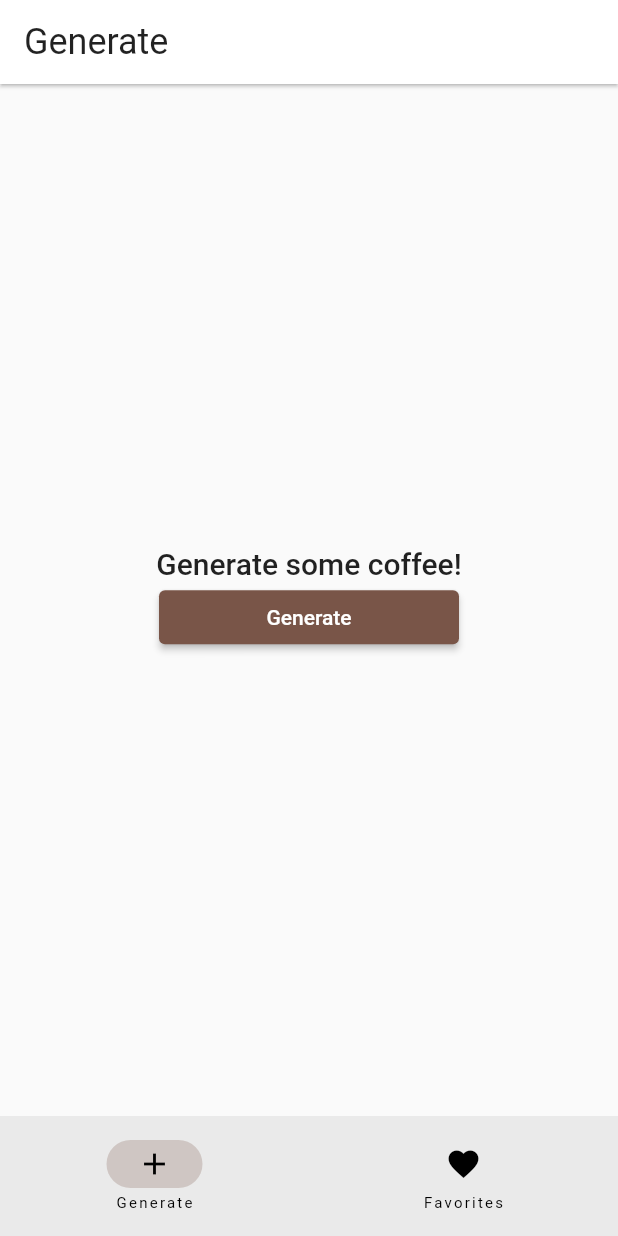
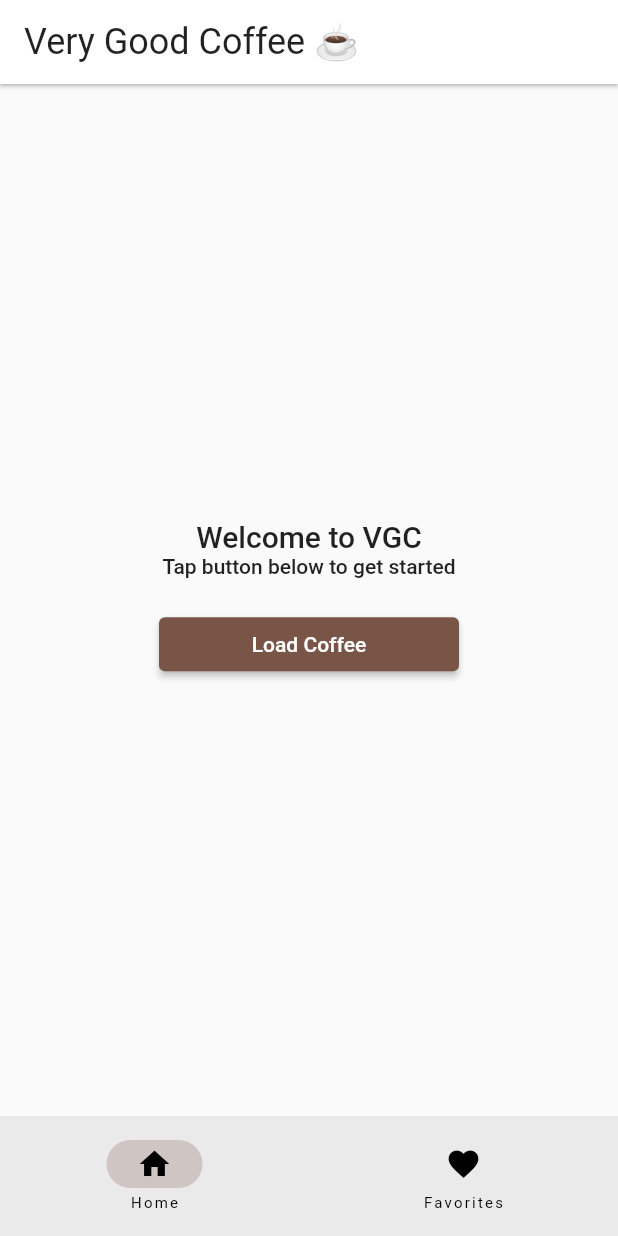
Before and after one commit to Craig-Holbrook/coffee, a Flutter app: the screen it shows after launch, on a phone screen of 412 x 824 dp. Run offline on Flutter 3.47's test engine with Material 2 defaults, Android fonts, the phone set to English and light mode, and no system bars; our stand-ins replace bloc, equatable, file, flutter_bloc, hydrated_bloc; generated files the repository leaves out were written again.

```diff
--- a/lib/bootstrap.dart
+++ b/lib/bootstrap.dart
@@ -38,7 +38,7 @@ Future<void> bootstrap(BootstrapBuilder builder) async {
   Bloc.observer = AppBlocObserver();
 
   await runZonedGuarded(
-    () async => runApp(builder(CoffeeLocalStorageApi(dir))),
+    () async => runApp(builder(CoffeeLocalStorageApi(directory: dir))),
     (error, stackTrace) => log(error.toString(), stackTrace: stackTrace),
   );
 }
--- a/lib/coffee/view/coffee_page.dart
+++ b/lib/coffee/view/coffee_page.dart
@@ -24,13 +24,13 @@ class _CoffeePageState extends State<CoffeePage> {
         titleTextStyle: Theme.of(context).textTheme.headline5,
       ),
       body: const [
-        GenerateCoffee(),
-        FavoritesList(),
+        HomeScreen(),
+        FavoritesScreen(),
       ][_selectedIndex],
       bottomNavigationBar: NavigationBar(
         destinations: [
           NavigationDestination(
-            icon: const Icon(Icons.add),
+            icon: const Icon(Icons.home),
             label: l10n.generateBottomNav,
           ),
           NavigationDestination(
--- a/lib/coffee/view/generate_coffee.dart
+++ /dev/null
@@ -1,55 +0,0 @@
-import 'package:coffee/coffee/coffee.dart';
-import 'package:coffee/l10n/l10n.dart';
-import 'package:flutter/material.dart';
-import 'package:flutter_bloc/flutter_bloc.dart';
-
-class GenerateCoffee extends StatelessWidget {
-  const GenerateCoffee({super.key});
-
-  @override
-  Widget build(BuildContext context) {
-    final l10n = context.l10n;
-    final textTheme = Theme.of(context).textTheme;
-
-    return Column(
-      mainAxisAlignment: MainAxisAlignment.center,
-      children: <Widget>[
-        Center(
-          child: BlocBuilder<CoffeeCubit, CoffeeState>(
-            builder: (ctx, state) {
-              if (state.status == CoffeeRequestStatus.loading) {
-                return const CircularProgressIndicator();
-              } else if (state.status == CoffeeRequestStatus.initial ||
-                  state.status == CoffeeRequestStatus.successful) {
-                final success = state.status == CoffeeRequestStatus.successful;
-                return Column(
-                  children: <Widget>[
-                    if (success)
-                      CoffeeImageContainer(
-                        coffeeImage: Image.memory(state.coffeePicture!.bytes),
-                        coffeePicture: state.coffeePicture,
-                      )
-                    else
-                      Text(
-                        l10n.initialGenerateString,
-                        style: textTheme.titleLarge,
-                      ),
-                    SizedBox(
-                      width: 200,
-                      child: ElevatedButton(
-                        onPressed: () => ctx.read<CoffeeCubit>().getCoffee(),
-                        child: Text(l10n.generateButtonTitle),
-                      ),
-                    )
-                  ],
-                );
-              } else {
-                return Text(l10n.generateErrorMsgFeedback);
-              }
-            },
-          ),
-        ),
-      ],
-    );
-  }
-}
--- /dev/null
+++ b/lib/coffee/view/home_screen.dart
@@ -0,0 +1,147 @@
+// ignore_for_file: lines_longer_than_80_chars
+
+import 'package:coffee/coffee/coffee.dart';
+import 'package:coffee/favorites/favorites.dart';
+import 'package:coffee/l10n/l10n.dart';
+import 'package:coffee_repository/coffee_repository.dart';
+import 'package:flutter/material.dart';
+import 'package:flutter_bloc/flutter_bloc.dart';
+
+class HomeScreen extends StatelessWidget {
+  const HomeScreen({super.key});
+
+  @override
+  Widget build(BuildContext context) {
+    return Column(
+      mainAxisAlignment: MainAxisAlignment.center,
+      children: <Widget>[
+        Center(
+          child: BlocBuilder<CoffeeCubit, CoffeeState>(
+            builder: (_, state) {
+              if (state.status == CoffeeRequestStatus.loading) {
+                return const CircularProgressIndicator();
+              } else {
+                return Column(
+                  children: <Widget>[
+                    if (state.status == CoffeeRequestStatus.initial) const CoffeeInitial(),
+                    if (state.status == CoffeeRequestStatus.successful)
+                      CoffeeSuccess(coffeePicture: state.coffeePicture!),
+                    if (state.status == CoffeeRequestStatus.failed) const CoffeeFailed(),
+                  ],
+                );
+              }
+            },
+          ),
+        ),
+      ],
+    );
+  }
+}
+
+class CoffeeInitial extends StatelessWidget {
+  const CoffeeInitial({super.key});
+
+  @override
+  Widget build(BuildContext context) {
+    final l10n = context.l10n;
+    final textTheme = Theme.of(context).textTheme;
+
+    return Column(
+      children: <Widget>[
+        Text(
+          l10n.initialGenerateTitle,
+          style: textTheme.titleLarge,
+        ),
+        Text(
+          l10n.initialGenerateSubtitle,
+          style: textTheme.bodyLarge,
+        ),
+        const SizedBox(height: 20),
+        const LoadCoffeeButton(),
+      ],
+    );
+  }
+}
+
+class CoffeeSuccess extends StatelessWidget {
+  const CoffeeSuccess({
+    super.key,
+    required this.coffeePicture,
+  });
+
+  final CoffeePicture coffeePicture;
+
+  @override
+  Widget build(BuildContext context) {
+    return Column(
+      children: <Widget>[
+        CoffeeImageContainer(
+          coffeeImage: Image.memory(coffeePicture.bytes),
+          coffeePicture: coffeePicture,
+        ),
+        const RefreshCoffeeButton(),
+      ],
+    );
+  }
+}
+
+class CoffeeFailed extends StatelessWidget {
+  const CoffeeFailed({super.key});
+
+  @override
+  Widget build(BuildContext context) {
+    final l10n = context.l10n;
+    final textTheme = Theme.of(context).textTheme;
+    return Column(
+      children: <Widget>[
+        Text(
+          l10n.generateErrorMsgFeedback,
+          style: textTheme.bodyLarge,
+        ),
+        const SizedBox(height: 20),
+        const LoadCoffeeButton(),
+      ],
+    );
+  }
+}
+
+class RefreshCoffeeButton extends StatelessWidget {
+  const RefreshCoffeeButton({super.key});
+
+  @override
+  Widget build(BuildContext context) {
+    return Ink(
+      decoration: const ShapeDecoration(
+        color: Colors.brown,
+        shape: CircleBorder(),
+      ),
+      child: IconButton(
+        icon: const Icon(Icons.refresh),
+        color: Colors.white,
+        onPressed: () {
+          context.read<FavoritesCubit>().resetCurrentFavorited();
+          context.read<CoffeeCubit>().getCoffee();
+        },
+      ),
+    );
+  }
+}
+
+class LoadCoffeeButton extends StatelessWidget {
+  const LoadCoffeeButton({super.key});
+
+  @override
+  Widget build(BuildContext context) {
+    final l10n = context.l10n;
+    return SizedBox(
+      width: 200,
+      child: ElevatedButton(
+        onPressed: () {
+          context.read<FavoritesCubit>().resetCurrentFavorited();
+          context.read<CoffeeCubit>().getCoffee();
+        },
+        child: Text(l10n.generateButtonTitle),
+      ),
+    );
+  }
+}
--- a/lib/coffee/view/view.dart
+++ b/lib/coffee/view/view.dart
@@ -1,3 +1,3 @@
 export 'coffee_image_container.dart';
 export 'coffee_page.dart';
-export 'generate_coffee.dart';
+export 'home_screen.dart';
--- a/lib/favorites/cubit/favorites_state.dart
+++ b/lib/favorites/cubit/favorites_state.dart
@@ -1,13 +1,20 @@
+// ignore_for_file: lines_longer_than_80_chars
+
 part of 'favorites_cubit.dart';
 
 class FavoritesState extends Equatable {
-  const FavoritesState({this.idsForFavorites = const []});
+  const FavoritesState({
+    this.idsForFavorites = const [],
+    this.currentIsFavorited = false,
+  });
 
   final List<String> idsForFavorites;
+  final bool currentIsFavorited;
 
   @override
-  List<Object> get props => [idsForFavorites];
+  List<Object> get props => [idsForFavorites, currentIsFavorited];
 
   @override
-  String toString() => 'FavoritesState(idsForFavorites: $idsForFavorites)';
+  String toString() =>
+      'FavoritesState(idsForFavorites: $idsForFavorites, currentIsFavorited: $currentIsFavorited)';
 }
--- a/lib/favorites/favorites.dart
+++ b/lib/favorites/favorites.dart
@@ -0,0 +1,2 @@
+export 'cubit/favorites_cubit.dart';
+export 'view/view.dart';
--- a/lib/favorites/view/view.dart
+++ b/lib/favorites/view/view.dart
@@ -1 +1 @@
-export 'favorites_list.dart';
+export 'favorites_screen.dart';
--- a/lib/l10n/arb/app_en.arb
+++ b/lib/l10n/arb/app_en.arb
@@ -1,16 +1,16 @@
 {
     "@@locale": "en",
-    "generateButtonTitle": "Generate",
+    "generateButtonTitle": "Load Coffee",
     "@generateButtonTitle": {
         "description": "Text shown in Generate Button"
     },
 
-    "generateBottomNav": "Generate",
+    "generateBottomNav": "Home",
     "@generateBottomNav": {
         "description": "Text under the icon for generate feature in the bottom navigation"
     },
 
-    "generateNavTitle": "Generate",
+    "generateNavTitle": "Very Good Coffee ☕",
     "@generateNavTitle": {
         "description": "Generate navigation title"
     },
@@ -25,8 +25,13 @@
         "description": "Favorites navigation title"
     },
 
-    "initialGenerateString": "Generate some coffee!",
-    "@initialGenerateString": {
+    "initialGenerateTitle": "Welcome to VGC",
+    "@initialGenerateTitle": {
+        "description": "Text shown before generating coffee img"
+    },
+
+    "initialGenerateSubtitle": "Tap button below to get started",
+    "@initialGenerateSubtitle": {
         "description": "Text shown before generating coffee img"
     },
 
@@ -45,6 +50,11 @@
         "description": "Text shown on favorites screen before any favorites are added"
     },
 
+    "favorited": "Favorited",
+    "@favorited": {
+        "description": "Text shown in place of favorite button after img is favorited"
+    },
+
     "errorLoadingImg":"Error loading image",
     "@errorLoadingImg": {
         "description": "Text shown when error occurs while attempting to load image from storage"
--- a/packages/coffee_local_storage_api/pubspec.yaml
+++ b/packages/coffee_local_storage_api/pubspec.yaml
@@ -10,6 +10,7 @@ environment:
 dependencies:
   coffee_storage_api:
     path: ../coffee_storage_api
+  file: ^6.1.4
   path: ^1.8.2
 
 dev_dependencies:
```
Also changed, not shown: lib/coffee/view/coffee_image_container.dart (+83 -25 lines), lib/favorites/cubit/favorites_cubit.dart (+15 -1 lines), lib/favorites/view/favorites_screen.dart (renamed from lib/favorites/view/favorites_list.dart, +10 -3 lines), packages/coffee_local_storage_api/lib/src/coffee_local_storage_api.dart (+11 -4 lines), pubspec.lock, 4 other files.
